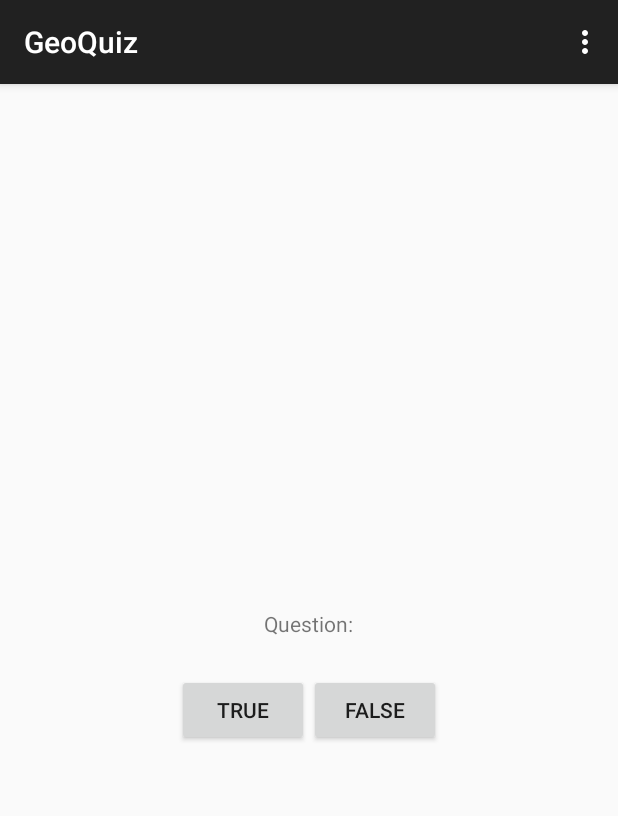
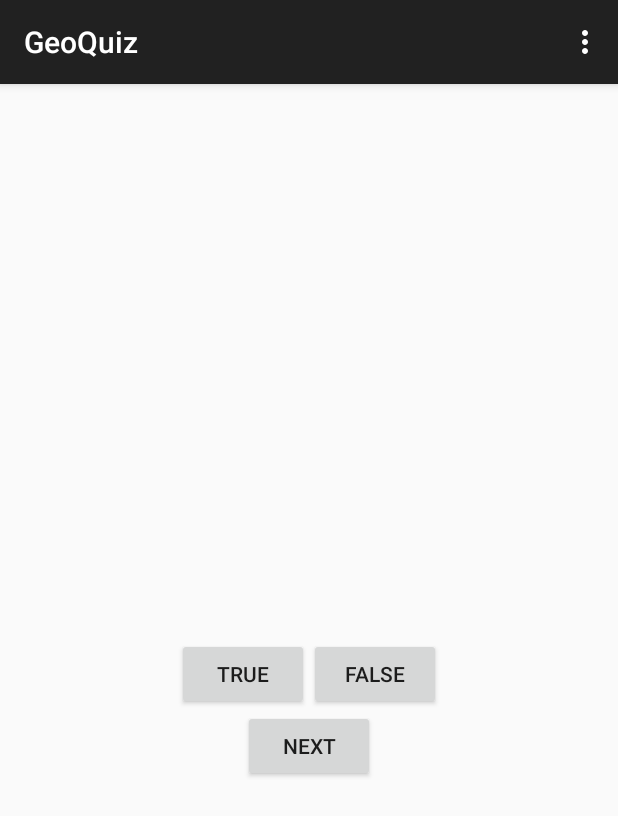
Before and after one commit to niranjanr/furry-computing-machine, an Android app: the screen it shows after launch (QuizActivity), on a phone screen of 412 x 824 dp. Shown: the top 816 px of the screen. Run offline under Robolectric (Android 15) with nearby library versions, the phone set to English and light mode, and no system bars.

Commit message:
Add additional strings and ids

```diff
--- a/android_apps/GeoQuiz/GeoQuiz/src/main/res/layout/activity_quiz.xml
+++ b/android_apps/GeoQuiz/GeoQuiz/src/main/res/layout/activity_quiz.xml
@@ -6,10 +6,10 @@
     android1:layout_height="fill_parent">
 
     <TextView
+        android1:id="@+id/question_text_view"
         android1:layout_width="wrap_content"
         android1:layout_height="wrap_content"
-        android1:padding="24dp"
-        android1:text="@string/question_text"/>
+        android1:padding="24dp"/>
 
     <LinearLayout
         android1:layout_width="wrap_content"
@@ -27,4 +27,10 @@
             android1:text="@string/false_button"
             android1:id="@+id/false_button"/>
     </LinearLayout>
+
+    <Button
+        android1:layout_width="wrap_content"
+        android1:layout_height="wrap_content"
+        android1:id="@+id/next_button"
+        android1:text="@string/next_button"/>
 </LinearLayout>
```
Also changed, not shown: android_apps/GeoQuiz/GeoQuiz/src/main/res/values/strings.xml (+7 -0 lines), 1 other file.
